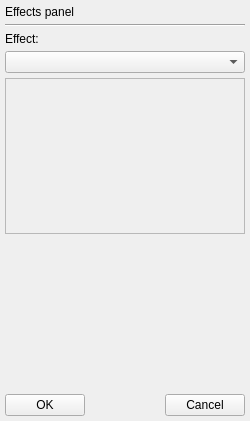
Before: the Qt Designer form src/Application/VisionApp/UI/EffectsPanel/EffectsPanel.ui in Stepdan/Computer-Vision-for-Faces, drawn with Qt 5.
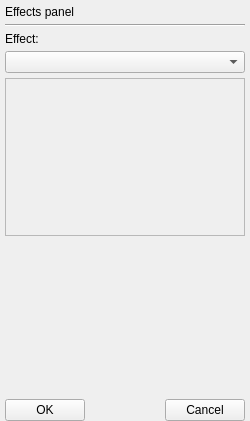
After: the same form once the commit is applied.

What changed in the file:
```diff
--- a/src/Application/VisionApp/UI/EffectsPanel/EffectsPanel.ui
+++ b/src/Application/VisionApp/UI/EffectsPanel/EffectsPanel.ui
@@ -42,7 +42,7 @@
     <number>5</number>
    </property>
    <property name="bottomMargin">
-    <number>5</number>
+    <number>0</number>
    </property>
    <property name="spacing">
     <number>5</number>
@@ -88,7 +88,7 @@
         <x>0</x>
         <y>0</y>
         <width>238</width>
-        <height>153</height>
+        <height>155</height>
        </rect>
       </property>
       <layout class="QVBoxLayout" name="verticalLayout_2"/>
```
